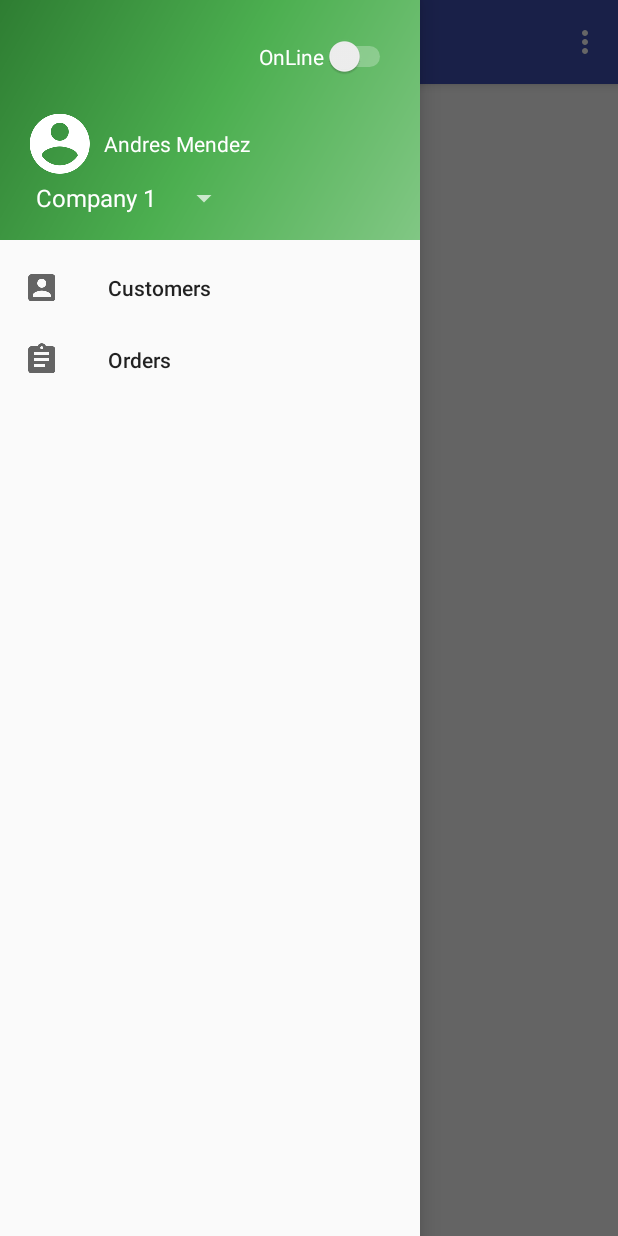
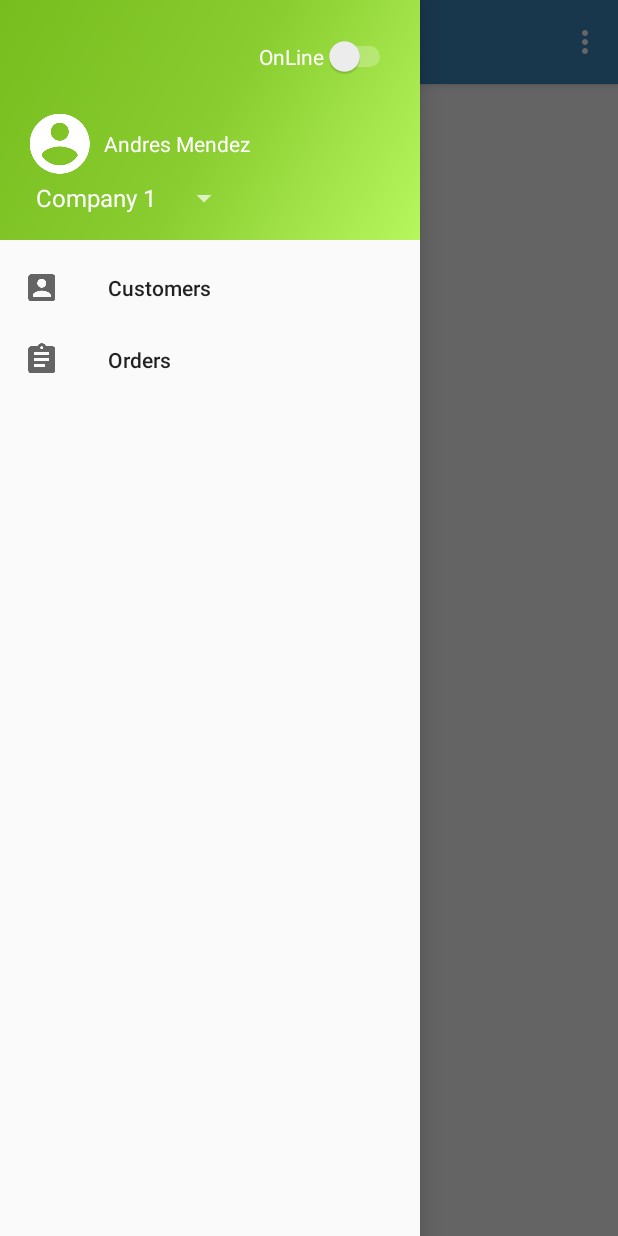
Before and after one commit to andresjose1983/osm, an Android app: the screen it shows after launch (MainActivity), with the side drawer open, on a phone screen of 412 x 824 dp. Run offline under Robolectric (Android 15) with nearby library versions, the phone set to English and light mode, and no system bars.

Commit message:
Changed color palette

```diff
--- a/app/src/main/res/drawable/side_nav_bar.xml
+++ b/app/src/main/res/drawable/side_nav_bar.xml
@@ -2,8 +2,8 @@
     android:shape="rectangle">
     <gradient
         android:angle="135"
-        android:centerColor="#4CAF50"
-        android:endColor="#2E7D32"
-        android:startColor="#81C784"
+        android:centerColor="#88cc2f"
+        android:endColor="#78bd1e"
+        android:startColor="#b7f75e"
         android:type="linear" />
 </shape>
--- a/app/src/main/res/values/colors.xml
+++ b/app/src/main/res/values/colors.xml
@@ -1,8 +1,8 @@
 <?xml version="1.0" encoding="utf-8"?>
 <resources>
-    <color name="colorPrimary">#3F51B5</color>
-    <color name="colorPrimaryDark">#303F9F</color>
-    <color name="colorAccent">#FF4081</color>
+    <color name="colorPrimary">#3d87bf</color>
+    <color name="colorPrimaryDark">#004985</color>
+    <color name="colorAccent">#78bd1e</color>
     <color name="white">#FFFFFF</color>
     <color name="line">#80bebebe</color>
 </resources>
```
